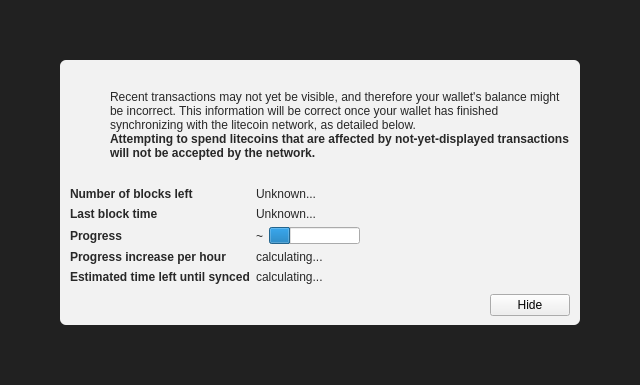
The window that src/qt/forms/modaloverlay.ui (apt-get-schwifty/thehashcoin) describes before a commit, drawn with Qt 5.
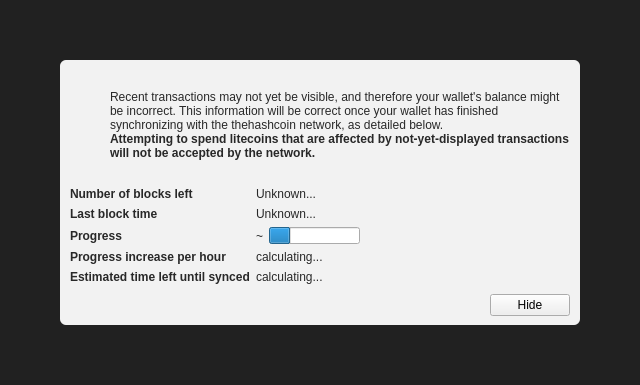
The same window after the commit. Icons and pictures are not drawn. Custom widgets are drawn as their Qt base class.

Commit message: Changing names in source from litecoin to thehashcoin

```diff
--- a/src/qt/forms/modaloverlay.ui
+++ b/src/qt/forms/modaloverlay.ui
@@ -130,7 +130,7 @@
              <item>
               <widget class="QLabel" name="infoText">
                <property name="text">
-                <string>Recent transactions may not yet be visible, and therefore your wallet's balance might be incorrect. This information will be correct once your wallet has finished synchronizing with the litecoin network, as detailed below.</string>
+                <string>Recent transactions may not yet be visible, and therefore your wallet's balance might be incorrect. This information will be correct once your wallet has finished synchronizing with the thehashcoin network, as detailed below.</string>
                </property>
                <property name="textFormat">
                 <enum>Qt::RichText</enum>
```
The commit also changes 245 other files.
